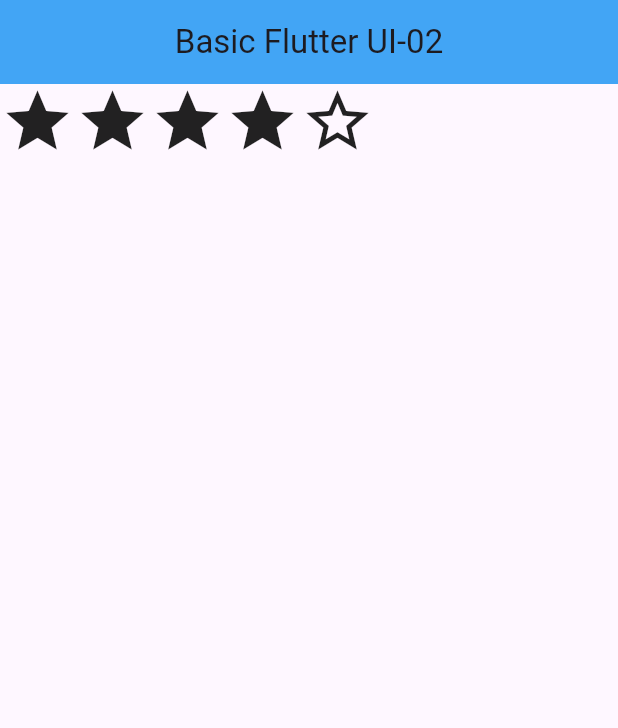
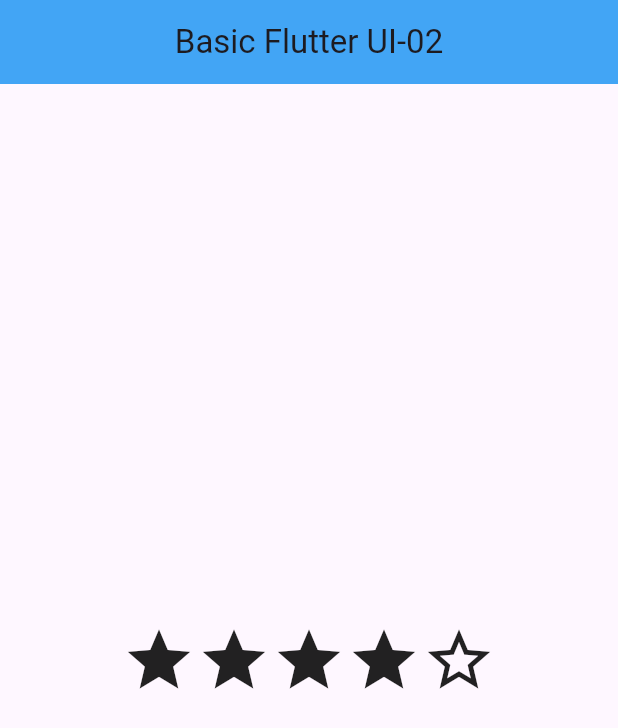
Before and after one commit to LamiaLiza991/flutter_application_1, a Flutter app: the screen it shows after launch, on a phone screen of 412 x 824 dp. Shown: the top 728 px of the screen. Run offline on Flutter 3.47's test engine with Material 3 defaults, Android fonts, the phone set to English and light mode, and no system bars.

Commit message:
icone move middle

```diff
--- a/lib/main.dart
+++ b/lib/main.dart
@@ -18,29 +18,18 @@ class LabClass05 extends StatelessWidget {
           backgroundColor: Colors.blue[400],
           centerTitle: true,
         ),
-         body: Row(
-          children: [
-            Icon(
-             Icons.star,
-             size: 50,
-            ),
-            Icon(
-             Icons.star,
-             size: 50,
-            ),
-            Icon(
-             Icons.star,
-             size: 50,
-            ),
-            Icon(
-             Icons.star,
-             size: 50,
-            ),
-            Icon(
-             Icons.star_outline,
-             size: 50,
-            ),
-          ],
+         body: Center( // Centers the Row in the middle of the screen
+          child: Row(
+            mainAxisAlignment: MainAxisAlignment.center, // Centers icons horizontally
+            crossAxisAlignment: CrossAxisAlignment.center, // Centers icons vertically
+            children: [
+              Icon(Icons.star, size: 50),
+              Icon(Icons.star, size: 50),
+              Icon(Icons.star, size: 50),
+              Icon(Icons.star, size: 50),
+              Icon(Icons.star_outline, size: 50),
+            ],
+          ),
         ),
       ),
     );
```
